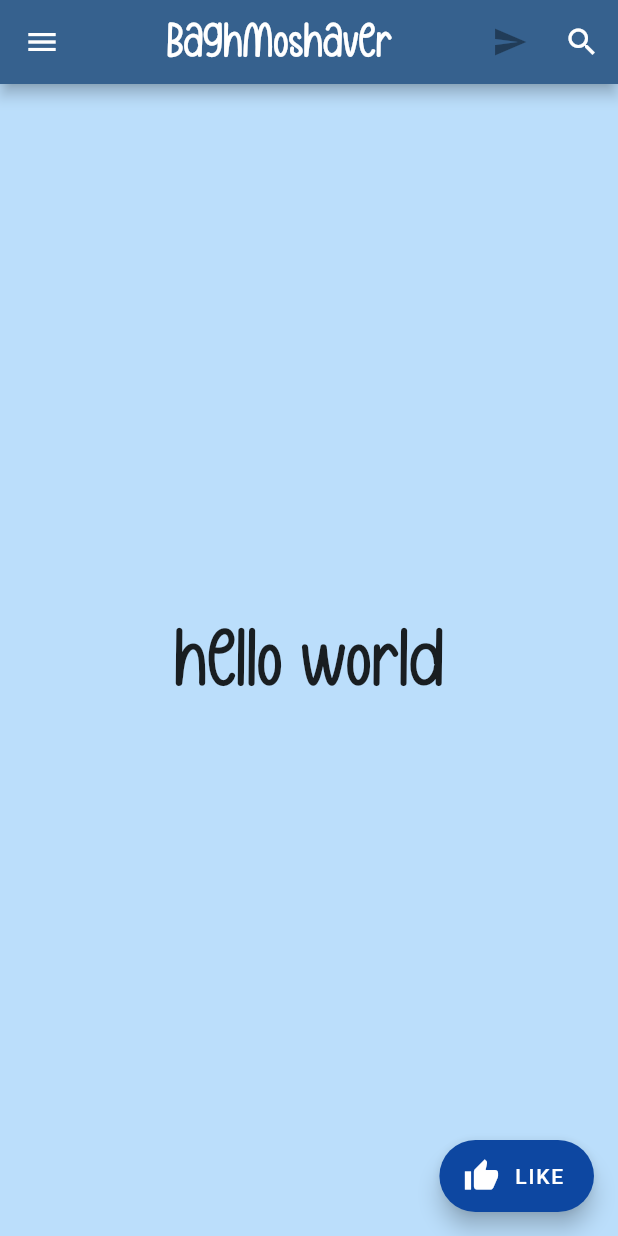
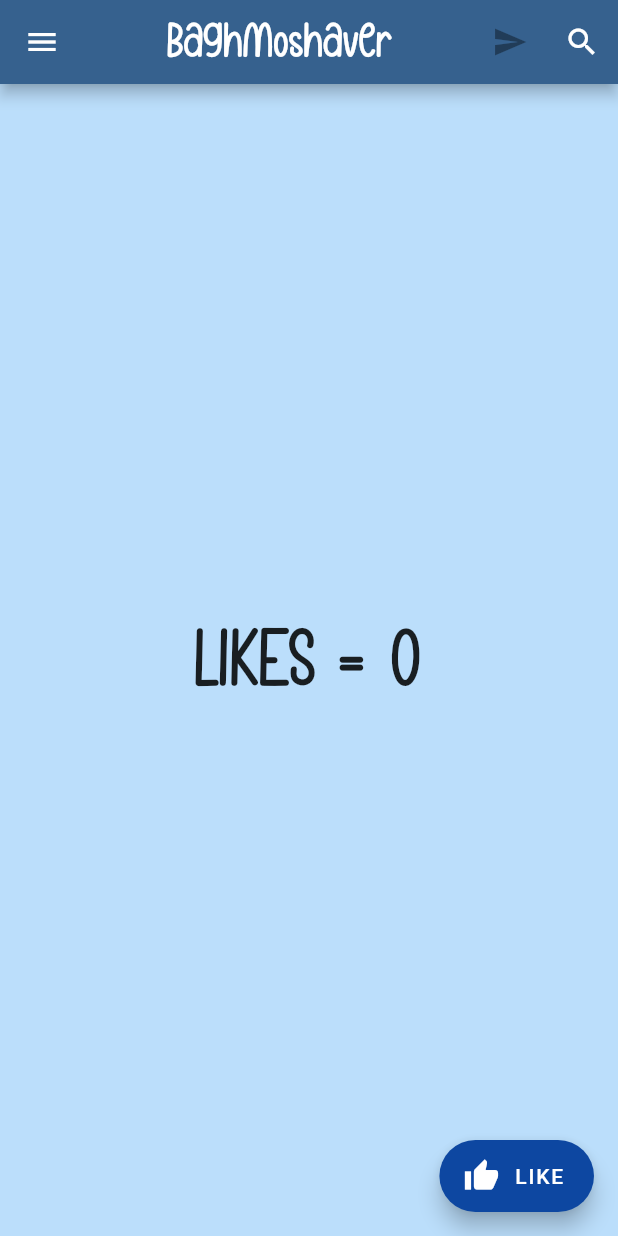
Before and after one commit to Aliamrol/Learn_Flutter, a Flutter app: the screen it shows after launch, in the side drawer, after a tap on "LIKE", on a phone screen of 412 x 824 dp. Run offline on Flutter 3.47's test engine with Material 2 defaults, Android fonts, the light colour scheme and no system bars.

Commit message:
beforeu use StatefulWidgets

```diff
--- a/lib/main.dart
+++ b/lib/main.dart
@@ -260,6 +260,8 @@
 
 import 'package:flutter/material.dart';
 
+int likeCount = 0;
+
 class MenuButton extends StatelessWidget {
   const MenuButton({super.key});
 
@@ -382,7 +384,10 @@
   Widget build(BuildContext context) {
     return FloatingActionButton.extended(
         backgroundColor: Colors.blue[900],
-        onPressed: () {},
+        onPressed: () {
+          print("like count = $likeCount");
+          likeCount++;
+        },
         label: const Text("LIKE"),
         extendedIconLabelSpacing: 10,
         icon: const Icon(Icons.thumb_up),
@@ -402,7 +407,7 @@
             return const MenuButton();
           },
         ),
-        title: const Center(
+        title: Center(
           child: Text(
             "BaghMoshaver",
             style: TextStyle(fontFamily: "nas"),
@@ -416,9 +421,9 @@
       ),
       drawer: const Drawer2(),
       floatingActionButton: const FloatingPointAction1(),
-      body: const Center(
+      body: Center(
         child: Text(
-          "hello world",
+          "LIKES = $likeCount",
           textScaleFactor: 4.8,
           style: TextStyle(fontFamily: "nas"),
         ),
@@ -433,5 +438,7 @@
           colorSchemeSeed: Colors.blue[500],
           scaffoldBackgroundColor: Colors.blue[100]),
       debugShowCheckedModeBanner: false,
-      home: const SafeArea(child: HomeScreen())));
+      home: SafeArea(
+          child: Directionality(
+              textDirection: TextDirection.ltr, child: HomeScreen()))));
 }
```
